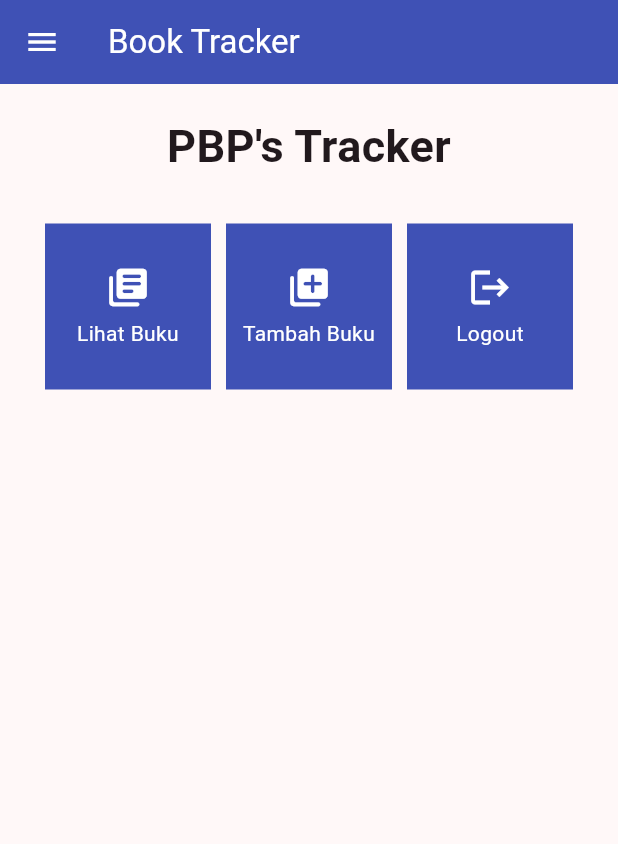
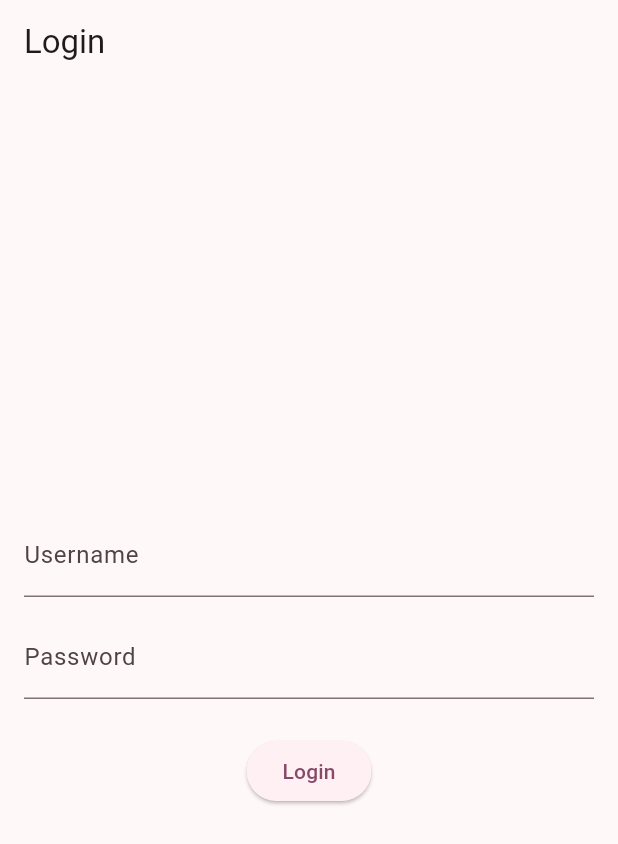
Before and after one commit to nairisfa/book-tracker-mobile, a Flutter app: the screen it shows after launch, on a phone screen of 412 x 824 dp. Shown: the top 844 px of the screen. Run offline on Flutter 3.47's test engine with Material 3 defaults, Android fonts, the phone set to English and light mode, and no system bars; missing offline and left inert: pbp_django_auth.

Commit message:
Tutorial 8

```diff
--- a/lib/main.dart
+++ b/lib/main.dart
@@ -1,5 +1,8 @@
+import 'package:book_tracker/screens/login.dart';
 import 'package:flutter/material.dart';
 import 'package:book_tracker/screens/menu.dart';
+import 'package:pbp_django_auth/pbp_django_auth.dart';
+import 'package:provider/provider.dart';
 
 void main() {
   runApp(const MyApp());
@@ -11,28 +14,16 @@ class MyApp extends StatelessWidget {
   // This widget is the root of your application.
   @override
   Widget build(BuildContext context) {
-    return MaterialApp(
-      title: 'Flutter Demo',
-      theme: ThemeData(
-        // This is the theme of your application.
-        //
-        // TRY THIS: Try running your application with "flutter run". You'll see
-        // the application has a purple toolbar. Then, without quitting the app,
-        // try changing the seedColor in the colorScheme below to Colors.green
-        // and then invoke "hot reload" (save your changes or press the "hot
-        // reload" button in a Flutter-supported IDE, or press "r" if you used
-        // the command line to start the app).
-        //
-        // Notice that the counter didn't reset back to zero; the application
-        // state is not lost during the reload. To reset the state, use hot
-        // restart instead.
-        //
-        // This works for code too, not just values: Most code changes can be
-        // tested with just a hot reload.
-        colorScheme: ColorScheme.fromSeed(seedColor: Colors.pink.shade50),
-        useMaterial3: true,
+    return Provider(
+      create: (_) => CookieRequest(),
+      child: MaterialApp(
+        title: 'Flutter Demo',
+        theme: ThemeData(
+          colorScheme: ColorScheme.fromSeed(seedColor: Colors.pink.shade50),
+          useMaterial3: true,
+        ),
+        home:  LoginPage(),
       ),
-      home: MyHomePage(),
     );
   }
 }
--- /dev/null
+++ b/lib/screens/login.dart
@@ -0,0 +1,118 @@
+import 'package:book_tracker/screens/menu.dart';
+import 'package:flutter/material.dart';
+import 'package:pbp_django_auth/pbp_django_auth.dart';
+import 'package:provider/provider.dart';
+
+void main() {
+  runApp(const LoginApp());
+}
+
+class LoginApp extends StatelessWidget {
+  const LoginApp({super.key});
+
+  @override
+  Widget build(BuildContext context) {
+    return MaterialApp(
+      title: 'Login',
+      theme: ThemeData(
+        primarySwatch: Colors.blue,
+      ),
+      home: const LoginPage(),
+    );
+  }
+}
+
+class LoginPage extends StatefulWidget {
+  const LoginPage({super.key});
+
+  @override
+  State<LoginPage> createState() => _LoginPageState();
+}
+
+class _LoginPageState extends State<LoginPage> {
+  final TextEditingController _usernameController = TextEditingController();
+  final TextEditingController _passwordController = TextEditingController();
+
+  @override
+  Widget build(BuildContext context) {
+    final request = context.watch<CookieRequest>();
+    return Scaffold(
+      appBar: AppBar(
+        title: const Text('Login'),
+      ),
+      body: Container(
+        padding: const EdgeInsets.all(16.0),
+        child: Column(
+          mainAxisAlignment: MainAxisAlignment.center,
+          children: [
+            TextField(
+              controller: _usernameController,
+              decoration: const InputDecoration(
+                labelText: 'Username',
+              ),
+            ),
+            const SizedBox(height: 12.0),
+            TextField(
+              controller: _passwordController,
+              decoration: const InputDecoration(
+                labelText: 'Password',
+              ),
+              obscureText: true,
+            ),
+            const SizedBox(height: 24.0),
+            ElevatedButton(
+              onPressed: () async {
+                String username = _usernameController.text;
+                String password = _passwordController.text;
+
+                // Cek kredensial
+                // TODO: Ganti URL dan jangan lupa tambahkan trailing slash (/) di akhir URL!
+                // Untuk menyambungkan Android emulator dengan Django pada localhost,
+                // gunakan URL http://10.0.2.2/
+                final response =
+                    await request.login("http://localhost:8000/auth/login/", {
+                  'username': username,
+                  'password': password,
+                });
+
+                if (request.loggedIn) {
+                  String message = response['message'];
+                  String uname = response['username'];
+                  if (context.mounted) {
+                    Navigator.pushReplacement(
+                      context,
+                      MaterialPageRoute(builder: (context) => MyHomePage()),
+                    );
+                    ScaffoldMessenger.of(context)
+                      ..hideCurrentSnackBar()
+                      ..showSnackBar(SnackBar(
+                          content: Text("$message Selamat datang, $uname.")));
+                  }
+                } else {
+                  if (context.mounted) {
+                    showDialog(
+                      context: context,
+                      builder: (context) => AlertDialog(
+                        title: const Text('Login Gagal'),
+                        content: Text(response['message']),
+                        actions: [
+                          TextButton(
+                            child: const Text('OK'),
+                            onPressed: () {
+                              Navigator.pop(context);
+                            },
+                          ),
+                        ],
+                      ),
+                    );
+                  }
+                }
+              },
+              child: const Text('Login'),
+            ),
+          ],
+        ),
+      ),
+    );
+  }
+}
--- a/pubspec.yaml
+++ b/pubspec.yaml
@@ -35,6 +35,9 @@ dependencies:
   # The following adds the Cupertino Icons font to your application.
   # Use with the CupertinoIcons class for iOS style icons.
   cupertino_icons: ^1.0.6
+  pbp_django_auth: ^0.4.0
+  provider: ^6.1.2
+  http: ^1.2.1
 
 dev_dependencies:
   flutter_test:
```
Also changed, not shown: lib/models/book.dart (added, +65 -0 lines), lib/screens/list_book.dart (added, +91 -0 lines), lib/screens/trackerlist_form.dart (+37 -27 lines), lib/widgets/left_drawer.dart (+13 -1 lines), lib/widgets/tracker_card.dart (+35 -1 lines), pubspec.lock, 2 other files.
